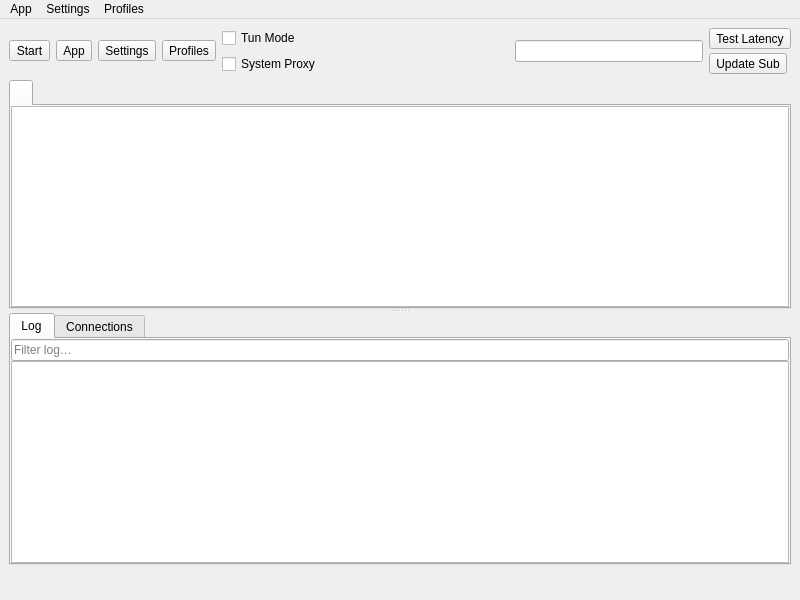
First picture: the form in src/ui/mainwindow.ui, repository Ogstra/proxor, before the edit.
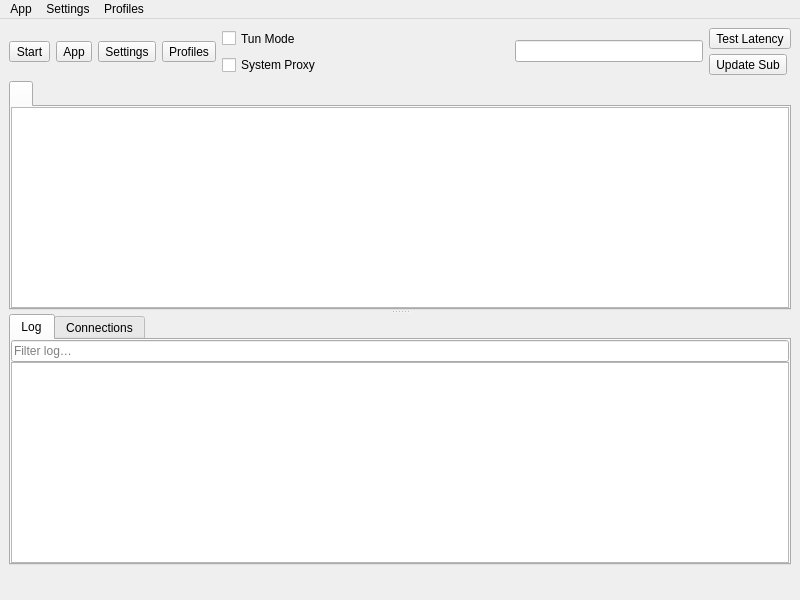
Second picture: the form after the edit. Icons and pictures are not drawn. Custom widgets are drawn as their Qt base class.

Commit message: style: lower update subscription button

```diff
--- a/src/ui/mainwindow.ui
+++ b/src/ui/mainwindow.ui
@@ -159,7 +159,7 @@
       <item>
        <layout class="QVBoxLayout" name="verticalLayout_url_sub">
         <property name="spacing">
-         <number>4</number>
+         <number>5</number>
         </property>
         <item>
          <widget class="QToolButton" name="toolButton_url_test">
```
The commit also changes 1 other file.
